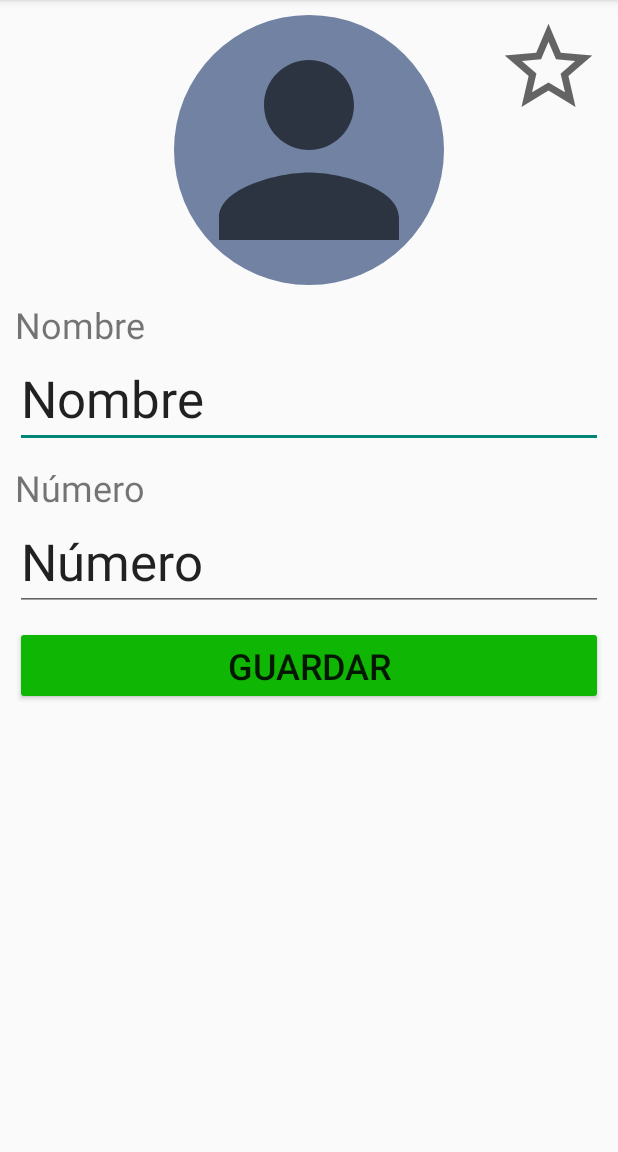
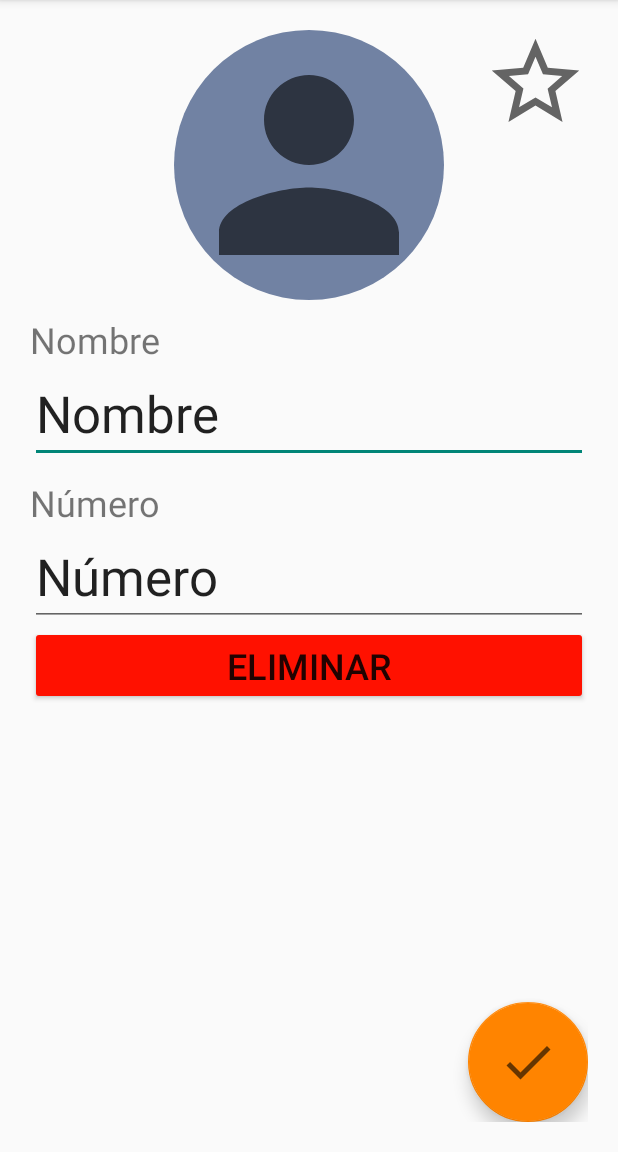
Before and after one commit to javigom/TFG-AndroidElderlyApp, an Android app: the fragment EditContactFragment shown on its own in the app's theme, on a phone screen of 412 x 824 dp, the part 84-1236 px from its top. Run offline under Robolectric (Android 15) with nearby library versions, the phone set to English and light mode, and no system bars; 4 statements that could not run were skipped.

Commit message:
Ahora se puede editar un contacto

```diff
--- a/call/src/main/java/com/example/call/fragment/ContactListFragment.java
+++ b/call/src/main/java/com/example/call/fragment/ContactListFragment.java
@@ -44,8 +44,12 @@ public class ContactListFragment extends Fragment {
         return view;
     }
 
-    public void update(int index){
+    public void updateModify(int index){
         contactListAdapter.notifyItemChanged(index);
     }
 
+    public void updateDelete(){
+        contactListAdapter.notifyDataSetChanged();
+    }
+
 }
--- a/call/src/main/java/com/example/call/fragment/EditContactFragment.java
+++ b/call/src/main/java/com/example/call/fragment/EditContactFragment.java
@@ -16,6 +16,7 @@ import android.widget.Toast;
 
 import com.example.call.R;
 import com.example.call.model.ContactModel;
+import com.google.android.material.floatingactionbutton.FloatingActionButton;
 
 public class EditContactFragment extends Fragment {
 
@@ -23,7 +24,8 @@ public class EditContactFragment extends Fragment {
     private ImageButton ibFav;
     private ImageView ivPhoto;
     private EditText etName, etNumber;
-    private Button bSave;
+    private FloatingActionButton fbSave;
+    private Button bDelete;
     private View view;
     private int isStarred;
 
@@ -47,7 +49,8 @@ public class EditContactFragment extends Fragment {
         ivPhoto = view.findViewById(R.id.ivPhotoFEC);
         etName = view.findViewById(R.id.etNameFEC);
         etNumber = view.findViewById(R.id.etNumberFEC);
-        bSave = view.findViewById(R.id.bSaveFEC);
+        fbSave = view.findViewById(R.id.fbEditFDC);
+        bDelete = view.findViewById(R.id.bDeleteFEC);
 
         if(contactModel.getIsStarred() == 1) {
             ibFav.setImageDrawable(getContext().getDrawable(R.drawable.ic_star_enabled));
@@ -79,7 +82,7 @@ public class EditContactFragment extends Fragment {
             }
         });
 
-        bSave.setOnClickListener(new View.OnClickListener() {
+        fbSave.setOnClickListener(new View.OnClickListener() {
             @Override
             public void onClick(View v) {
                 try{
@@ -100,6 +103,15 @@ public class EditContactFragment extends Fragment {
             }
         });
 
+        bDelete.setOnClickListener(new View.OnClickListener() {
+            @Override
+            public void onClick(View v) {
+                Toast.makeText(getContext(), "Contacto eliminado", Toast.LENGTH_LONG).show();
+                ChangeFragment changeFragment = (ChangeFragment) getActivity();
+                changeFragment.change(2);
+            }
+        });
+
         return view;
 
     }
--- /dev/null
+++ b/call/src/main/res/drawable/ic_check.xml
@@ -0,0 +1,10 @@
+<vector xmlns:android="http://schemas.android.com/apk/res/android"
+    android:width="24dp"
+    android:height="24dp"
+    android:viewportWidth="24"
+    android:viewportHeight="24"
+    android:tint="?attr/colorControlNormal">
+  <path
+      android:fillColor="@android:color/white"
+      android:pathData="M9,16.17L4.83,12l-1.42,1.41L9,19 21,7l-1.41,-1.41z"/>
+</vector>
--- /dev/null
+++ b/call/src/main/res/drawable/ic_delete.xml
@@ -0,0 +1,10 @@
+<vector xmlns:android="http://schemas.android.com/apk/res/android"
+    android:width="24dp"
+    android:height="24dp"
+    android:viewportWidth="24"
+    android:viewportHeight="24"
+    android:tint="?attr/colorControlNormal">
+  <path
+      android:fillColor="@android:color/white"
+      android:pathData="M6,19c0,1.1 0.9,2 2,2h8c1.1,0 2,-0.9 2,-2V7H6v12zM19,4h-3.5l-1,-1h-5l-1,1H5v2h14V4z"/>
+</vector>
--- a/call/src/main/res/layout/activity_main.xml
+++ b/call/src/main/res/layout/activity_main.xml
@@ -49,8 +49,6 @@
         android:layout_alignParentEnd="true"
         android:layout_alignParentRight="true"
         android:layout_alignParentBottom="true"
-        android:layout_marginStart="20dp"
-        android:layout_marginTop="20dp"
         android:layout_marginEnd="20dp"
         android:layout_marginBottom="20dp"
         app:backgroundTint="@color/blue_primary_variant"
--- a/call/src/main/res/layout/fragment_edit_contact.xml
+++ b/call/src/main/res/layout/fragment_edit_contact.xml
@@ -1,24 +1,13 @@
 <?xml version="1.0" encoding="utf-8"?>
-<androidx.constraintlayout.widget.ConstraintLayout
-    xmlns:android="http://schemas.android.com/apk/res/android"
+<RelativeLayout xmlns:android="http://schemas.android.com/apk/res/android"
     xmlns:app="http://schemas.android.com/apk/res-auto"
     xmlns:tools="http://schemas.android.com/tools"
     android:layout_width="match_parent"
     android:layout_height="match_parent"
-    android:layout_margin="10dp">
-
-    <ImageButton
-        android:id="@+id/ibFavFEC"
-        android:layout_width="70dp"
-        android:layout_height="70dp"
-        android:layout_marginEnd="1dp"
-        android:background="#00ffffff"
-        android:hapticFeedbackEnabled="false"
-        android:src="@drawable/ic_star_disabled"
-        app:layout_constraintEnd_toEndOf="parent"
-        app:layout_constraintTop_toTopOf="parent" />
+    android:layout_margin="20dp">
 
     <LinearLayout
+        android:id="@+id/linearLayout2"
         android:layout_width="match_parent"
         android:layout_height="match_parent"
         android:gravity="center_horizontal"
@@ -69,13 +58,41 @@
             android:textSize="34dp" />
 
         <Button
-            android:id="@+id/bSaveFEC"
+            android:id="@+id/bDeleteFEC"
             android:layout_width="match_parent"
             android:layout_height="wrap_content"
-            android:layout_marginTop="10dp"
-            android:backgroundTint="@color/green_call"
-            android:text="Guardar"
-            android:textSize="24sp" />
+            android:backgroundTint="@color/red_delete"
+            android:text="Eliminar"
+            android:textSize="24sp"
+            app:icon="@drawable/ic_delete" />
+
+
     </LinearLayout>
 
-</androidx.constraintlayout.widget.ConstraintLayout>
+    <ImageButton
+        android:id="@+id/ibFavFEC"
+        android:layout_width="70dp"
+        android:layout_height="70dp"
+        android:layout_alignParentRight="true"
+        android:background="#00ffffff"
+        android:hapticFeedbackEnabled="false"
+        android:src="@drawable/ic_star_disabled"
+        app:layout_constraintEnd_toEndOf="parent"
+        app:layout_constraintTop_toTopOf="parent" />
+
+    <com.google.android.material.floatingactionbutton.FloatingActionButton
+        android:id="@+id/fbEditFDC"
+        android:layout_width="wrap_content"
+        android:layout_height="wrap_content"
+        android:layout_alignParentEnd="true"
+        android:layout_alignParentRight="true"
+        android:layout_alignParentBottom="true"
+        app:backgroundTint="@color/orange_edit"
+        app:fabCustomSize="80dp"
+        app:fabSize="auto"
+        app:layout_constraintBottom_toBottomOf="parent"
+        app:layout_constraintEnd_toEndOf="parent"
+        app:maxImageSize="40dp"
+        app:srcCompat="@drawable/ic_check" />
+
+</RelativeLayout>
```
Also changed, not shown: call/src/main/java/com/example/call/ContactActivity.java (+8 -0 lines), call/src/main/java/com/example/call/MainActivity.java (+41 -7 lines), call/src/main/java/com/example/call/adapter/TabLayoutAdapter.java (+7 -1 lines), call/src/main/java/com/example/call/fragment/DetailContactFragment.java (+5 -3 lines), call/src/main/java/com/example/call/fragment/FavContactListFragment.java (+6 -1 lines), call/src/main/res/drawable/ic_edit.xml (added, +10 -0 lines), call/src/main/res/layout/fragment_detail_contact.xml (+20 -24 lines).
